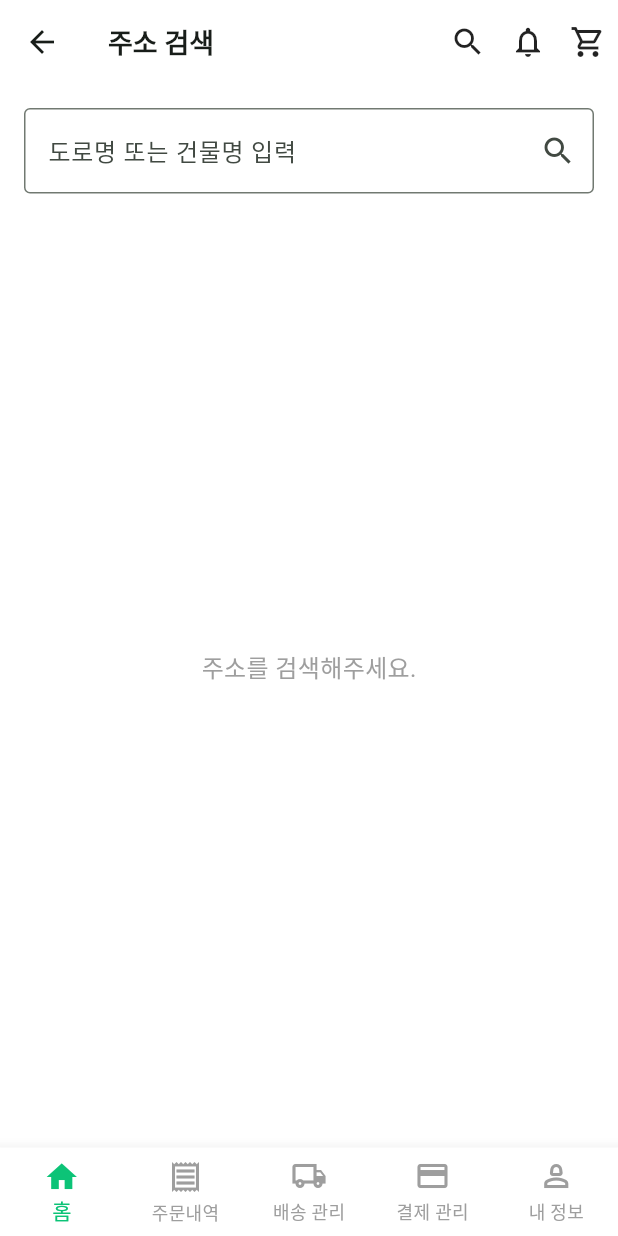
After one commit to YooEuiseonBlog/aetteullo_cust, a Flutter app: the SearchAddrScreen screen opened directly, on a phone screen of 412 x 824 dp. The commit adds this screen. Run offline on Flutter 3.47's test engine with Material 3 defaults, Android fonts, the phone set to English and light mode, and no system bars; our stand-ins replace cached_network_image, carousel_slider, cookie_jar, device_info_plus, dio, dio_cookie_manager and 4 more; accounts and stored records are empty; network calls fail.

Commit message:
daum juso search에서 custom addr search로 변경

```diff
--- /dev/null
+++ b/lib/model/address_model.dart
@@ -0,0 +1,123 @@
+// lib/models/address_models.dart
+
+class Address {
+  final Common common;
+  final List<Juso> juso;
+
+  Address({required this.common, required this.juso});
+
+  factory Address.fromJson(Map<String, dynamic> json) {
+    final results = json['results'] as Map<String, dynamic>;
+    return Address(
+      common: Common.fromJson(results['common'] as Map<String, dynamic>),
+      juso: (results['juso'] as List<dynamic>)
+          .map((e) => Juso.fromJson(e as Map<String, dynamic>))
+          .toList(),
+    );
+  }
+}
+
+class Common {
+  final int totalCount;
+  final int currentPage;
+  final int countPerPage;
+  final String errorCode;
+  final String errorMessage;
+
+  Common({
+    required this.totalCount,
+    required this.currentPage,
+    required this.countPerPage,
+    required this.errorCode,
+    required this.errorMessage,
+  });
+
+  factory Common.fromJson(Map<String, dynamic> json) => Common(
+    totalCount: json['totalCount'] as int,
+    currentPage: json['currentPage'] as int,
+    countPerPage: json['countPerPage'] as int,
+    errorCode: json['errorCode'] as String,
+    errorMessage: json['errorMessage'] as String,
+  );
+}
+
+class Juso {
+  final String roadAddr;
+  final String roadAddrPart1;
+  final String roadAddrPart2;
+  final String jibunAddr;
+  final String engAddr;
+  final String zipNo;
+  final String admCd;
+  final String rnMgtSn;
+  final String bdMgtSn;
+  final String detBdNmList;
+  final String bdNm;
+  final String bdKdcd;
+  final String siNm;
+  final String sggNm;
+  final String emdNm;
+  final String liNm;
+  final String rn;
+  final String udrtYn;
+  final String buldMnnm;
+  final String buldSlno;
+  final String mtYn;
+  final String lnbrMnnm;
+  final String lnbrSlno;
+  final String emdNo;
+
+  Juso({
+    required this.roadAddr,
+    required this.roadAddrPart1,
+    required this.roadAddrPart2,
+    required this.jibunAddr,
+    required this.engAddr,
+    required this.zipNo,
+    required this.admCd,
+    required this.rnMgtSn,
+    required this.bdMgtSn,
+    required this.detBdNmList,
+    required this.bdNm,
+    required this.bdKdcd,
+    required this.siNm,
+    required this.sggNm,
+    required this.emdNm,
+    required this.liNm,
+    required this.rn,
+    required this.udrtYn,
+    required this.buldMnnm,
+    required this.buldSlno,
+    required this.mtYn,
+    required this.lnbrMnnm,
+    required this.lnbrSlno,
+    required this.emdNo,
+  });
+
+  factory Juso.fromJson(Map<String, dynamic> json) => Juso(
+    roadAddr: json['roadAddr'] as String,
+    roadAddrPart1: json['roadAddrPart1'] as String,
+    roadAddrPart2: json['roadAddrPart2'] as String,
+    jibunAddr: json['jibunAddr'] as String,
+    engAddr: json['engAddr'] as String,
+    zipNo: json['zipNo'] as String,
+    admCd: json['admCd'] as String,
+    rnMgtSn: json['rnMgtSn'] as String,
+    bdMgtSn: json['bdMgtSn'] as String,
+    detBdNmList: json['detBdNmList'] as String,
+    bdNm: json['bdNm'] as String,
+    bdKdcd: json['bdKdcd'] as String,
+    siNm: json['siNm'] as String,
+    sggNm: json['sggNm'] as String,
+    emdNm: json['emdNm'] as String,
+    liNm: json['liNm'] as String,
+    rn: json['rn'] as String,
+    udrtYn: json['udrtYn'] as String,
+    buldMnnm: json['buldMnnm'] as String,
+    buldSlno: json['buldSlno'] as String,
+    mtYn: json['mtYn'] as String,
+    lnbrMnnm: json['lnbrMnnm'] as String,
+    lnbrSlno: json['lnbrSlno'] as String,
+    emdNo: json['emdNo'] as String,
+  );
+}
--- /dev/null
+++ b/lib/screen/addr/search_addr_screen.dart
@@ -0,0 +1,148 @@
+// lib/screens/search_addr_screen.dart
+
+import 'package:aetteullo_cust/model/address_model.dart';
+import 'package:aetteullo_cust/service/address_service.dart';
+import 'package:aetteullo_cust/widget/appbar/mobile_app_bar.dart';
+import 'package:aetteullo_cust/widget/navigationbar/mobile_bottom_navigation_bar.dart';
+import 'package:aetteullo_cust/widget/nodata/no_data.dart';
+import 'package:flutter/material.dart';
+
+class SearchAddrScreen extends StatefulWidget {
+  const SearchAddrScreen({super.key});
+
+  @override
+  State<SearchAddrScreen> createState() => _SearchAddrScreenState();
+}
+
+class _SearchAddrScreenState extends State<SearchAddrScreen> {
+  final TextEditingController _keywordController = TextEditingController();
+  final AddressService _service = AddressService();
+
+  bool _isLoading = false;
+  bool _hasSearched = false; // 검색 시도를 추적
+  List<Juso> _results = [];
+  String? _error;
+
+  Future<void> _doSearch() async {
+    final keyword = _keywordController.text.trim();
+    setState(() {
+      _hasSearched = true;
+      _error = null;
+      _results = [];
+    });
+
+    if (keyword.isEmpty) {
+      setState(() {
+        _error = '검색어를 입력해주세요.';
+      });
+      return;
+    }
+
+    setState(() {
+      _isLoading = true;
+    });
+
+    try {
+      final resp = await _service.searchAddress(
+        keyword: keyword,
+        currentPage: 1,
+        countPerPage: 20,
+      );
+      setState(() {
+        _results = resp.juso;
+      });
+    } catch (e) {
+      setState(() {
+        _error = '주소 검색 중 오류가 발생했습니다.';
+      });
+    } finally {
+      setState(() {
+        _isLoading = false;
+      });
+    }
+  }
+
+  @override
+  void dispose() {
+    _keywordController.dispose();
+    super.dispose();
+  }
+
+  @override
+  Widget build(BuildContext context) {
+    return Scaffold(
+      resizeToAvoidBottomInset: false,
+      appBar: const MobileAppBar(
+        title: Text(
+          '주소 검색',
+          style: TextStyle(fontSize: 18, fontWeight: FontWeight.bold),
+        ),
+      ),
+      bottomNavigationBar: const MobileBottomNavigationBar(),
+      body: Padding(
+        padding: const EdgeInsets.all(16),
+        child: Column(
+          children: [
+            // 검색창
+            TextField(
+              controller: _keywordController,
+              textInputAction: TextInputAction.search,
+              decoration: InputDecoration(
+                hintText: '도로명 또는 건물명 입력',
+                suffixIcon: IconButton(
+                  icon: const Icon(Icons.search),
+                  onPressed: _doSearch,
+                ),
+                border: const OutlineInputBorder(),
+              ),
+              onSubmitted: (_) => _doSearch(),
+            ),
+            const SizedBox(height: 12),
+            // 검색 결과 영역
+            Expanded(
+              child: Builder(
+                builder: (_) {
+                  if (!_hasSearched) {
+                    return const Center(
+                      child: Text(
+                        '주소를 검색해주세요.',
+                        style: TextStyle(fontSize: 16, color: Colors.grey),
+                      ),
+                    );
+                  }
+                  if (_isLoading) {
+                    return const Center(child: CircularProgressIndicator());
+                  }
+                  if (_error != null) {
+                    return Center(
+                      child: Text(
+                        _error!,
+                        style: const TextStyle(color: Colors.red),
+                      ),
+                    );
+                  }
+                  if (_results.isEmpty) {
+                    return NoData();
+                  }
+                  // 실제 검색 결과 리스트
+                  return ListView.separated(
+                    itemCount: _results.length,
+                    separatorBuilder: (_, __) => const Divider(height: 1),
+                    itemBuilder: (context, index) {
+                      final item = _results[index];
+                      return ListTile(
+                        title: Text(item.roadAddr),
+                        subtitle: Text(item.jibunAddr),
+                        onTap: () => Navigator.of(context).pop<Juso>(item),
+                      );
+                    },
+                  );
+                },
+              ),
+            ),
+          ],
+        ),
+      ),
+    );
+  }
+}
--- a/pubspec.yaml
+++ b/pubspec.yaml
@@ -72,6 +72,9 @@ flutter:
   # To add assets to your application, add an assets section, like this:
   assets:
     - assets/icons/
+    - assets/images/1x/
+    - assets/images/2x/
+    - assets/images/3x/
 
   # An image asset can refer to one or more resolution-specific "variants", see
   # https://flutter.dev/to/resolution-aware-images
```
Also changed, not shown: lib/screen/order/order_form_screen.dart (+17 -2 lines), lib/service/address_service.dart (added, +48 -0 lines).
